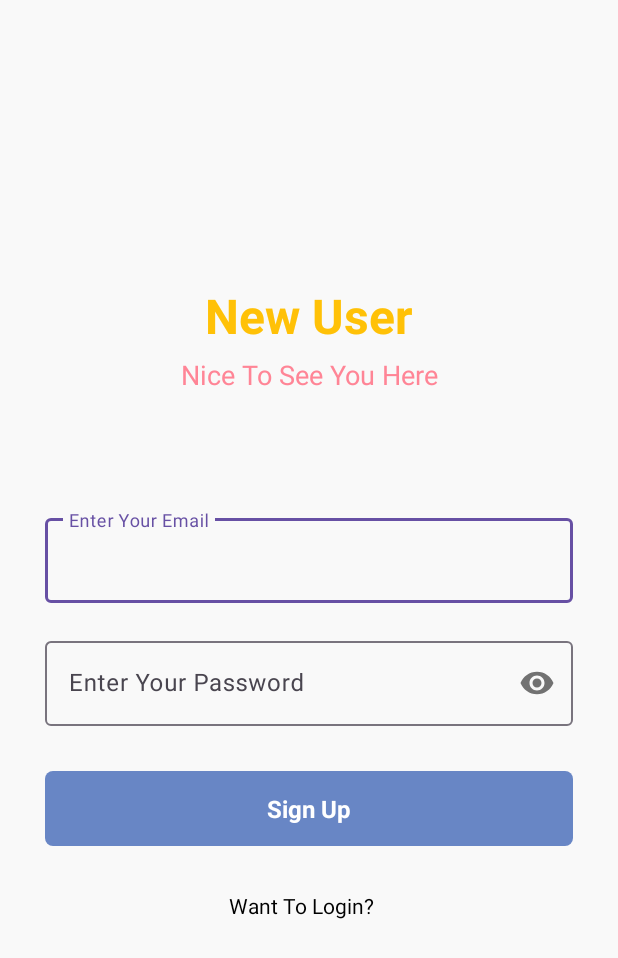
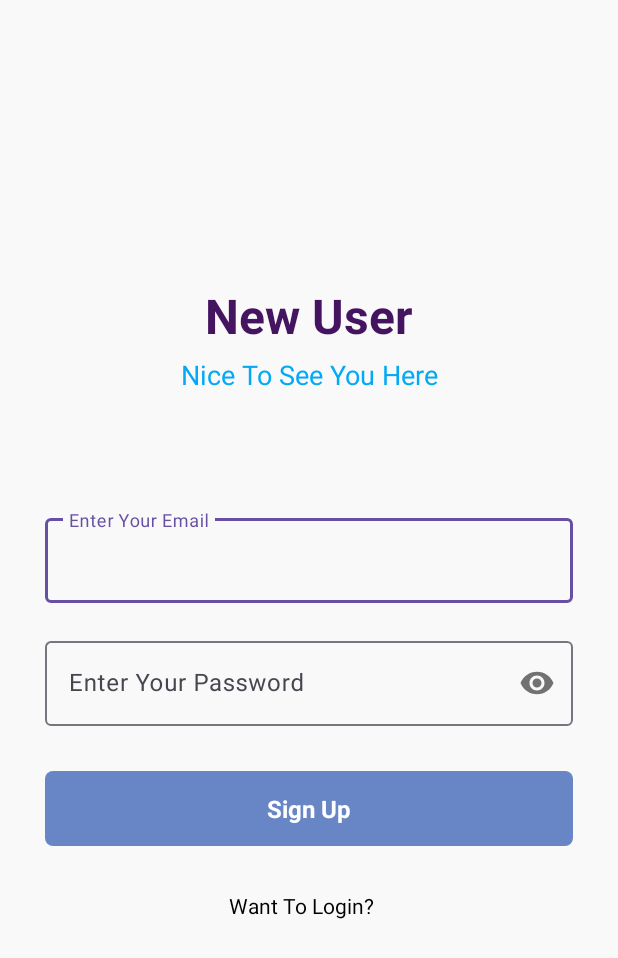
Before and after one commit to faiyaz103/NoteMania, an Android app: the signup screen opened directly, with no data from a screen before it, on a phone screen of 412 x 824 dp. Shown: the top 958 px of the screen. Run offline under Robolectric (Android 15) with nearby library versions, the phone set to English and light mode, and no system bars; our stand-ins replace Firebase (no records; nobody signed in at launch, a user with empty details on screens opened directly).

Commit message:
singup page updated

```diff
--- a/app/src/main/res/layout/activity_signup.xml
+++ b/app/src/main/res/layout/activity_signup.xml
@@ -29,7 +29,7 @@
             android:layout_height="wrap_content"
             android:text="New User"
             android:textSize="32sp"
-            android:textColor="#FFC107"
+            android:textColor="#441461"
             android:textStyle="bold"
             android:gravity="center"/>
 
@@ -38,7 +38,7 @@
             android:layout_height="wrap_content"
             android:text="Nice To See You Here"
             android:textSize="18sp"
-            android:textColor="#FF8596"
+            android:textColor="#03A9F4"
             android:gravity="center"
             android:layout_marginTop="5dp"/>
     </LinearLayout>
```
